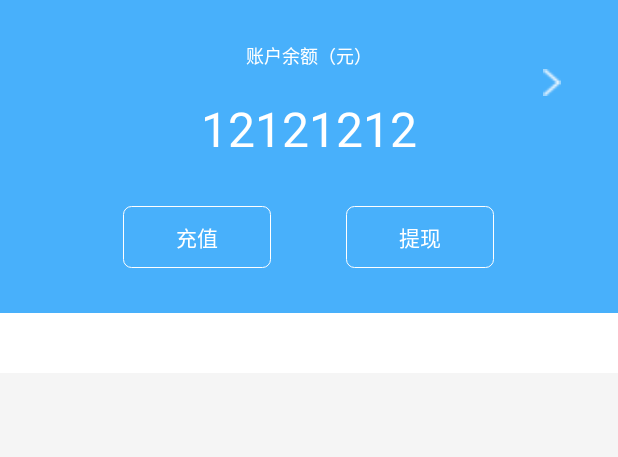
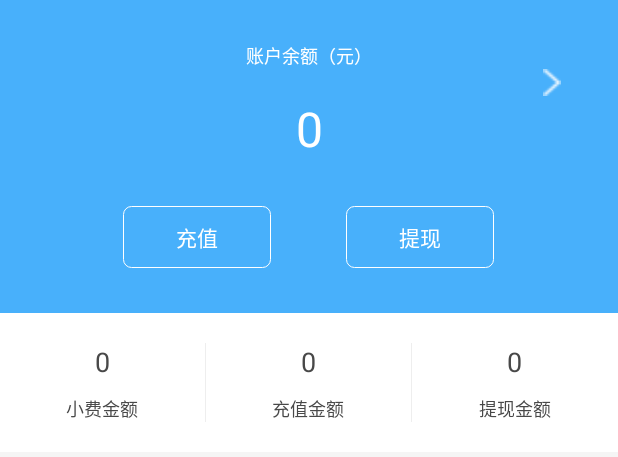
Before and after one commit to ibisTime/xn-h2h-candroid, an Android app: the layout activity_my_account.xml on its own in the app's theme, with its tools: preview values and no code run, on a phone screen of 412 x 824 dp. Shown: the top 457 px of the screen. Run offline under Robolectric (Android 15) with nearby library versions, the phone set to English and light mode, and no system bars.

Commit message:
晚上添加地址功能 新增我的账户余额界面

```diff
--- a/app/src/main/AndroidManifest.xml
+++ b/app/src/main/AndroidManifest.xml
@@ -128,6 +128,11 @@
             android:name=".module.user.info.AddAddressActivity"
             android:screenOrientation="portrait"
             android:windowSoftInputMode="adjustPan" />
+        <!--我的账户余额-->
+        <activity
+            android:name=".module.user.account.MyAccountActivity"
+            android:screenOrientation="portrait"
+            android:windowSoftInputMode="adjustPan" />
 
     </application>
 
--- a/app/src/main/java/com/cdkj/h2hwtw/adapters/AddressListAdapter.java
+++ b/app/src/main/java/com/cdkj/h2hwtw/adapters/AddressListAdapter.java
@@ -37,7 +37,7 @@ public class AddressListAdapter extends BaseQuickAdapter<AddressModel, BaseViewH
         ImageView imgChoose = viewHolder.getView(R.id.img_choose);
 
 
-        if ("1".equals(item.getIsDefault())) {
+        if (item.isDefaultAddress()) {
             imgChoose.setBackgroundResource(R.drawable.check_on);
         } else {
             imgChoose.setBackgroundResource(R.drawable.check_off);
--- a/app/src/main/java/com/cdkj/h2hwtw/model/AddressModel.java
+++ b/app/src/main/java/com/cdkj/h2hwtw/model/AddressModel.java
@@ -2,6 +2,7 @@ package com.cdkj.h2hwtw.model;
 
 import android.os.Parcel;
 import android.os.Parcelable;
+import android.text.TextUtils;
 
 /**收货地址
  * Created by 李先俊 on 2017/6/17.
@@ -86,6 +87,9 @@ public class AddressModel implements Parcelable {
     public String getIsDefault() {
         return isDefault;
     }
+   public Boolean isDefaultAddress() {
+        return TextUtils.equals("1",isDefault);
+    }
 
     public void setIsDefault(String isDefault) {
         this.isDefault = isDefault;
--- a/app/src/main/java/com/cdkj/h2hwtw/module/user/info/SettingActivity.java
+++ b/app/src/main/java/com/cdkj/h2hwtw/module/user/info/SettingActivity.java
@@ -179,8 +179,8 @@ public class SettingActivity extends AbsBaseLoadActivity {
     private void logOut() {
         SPUtilHelpr.logOutClear();
         EventBus.getDefault().post(EventTags.MAINFINISH);
+        EventBus.getDefault().post(EventTags.AllFINISH);
         LoginActivity.open(this, true);
-        EventBus.getDefault().post(EventTags.AllFINISH);
         finish();
     }
 
--- a/app/src/main/res/layout/activity_my_account.xml
+++ b/app/src/main/res/layout/activity_my_account.xml
@@ -39,9 +39,9 @@
                 android:ellipsize="end"
                 android:gravity="center"
                 android:singleLine="true"
+                android:text="0"
                 android:textColor="@color/white"
-                android:textSize="32sp"
-                tools:text="12121212" />
+                android:textSize="32sp" />
 
             <LinearLayout
                 android:layout_width="match_parent"
@@ -67,13 +67,92 @@
         </LinearLayout>
 
         <LinearLayout
-            android:orientation="horizontal"
             android:layout_width="match_parent"
             android:layout_height="wrap_content"
             android:background="@color/white"
+            android:orientation="horizontal"
             android:paddingBottom="20dp"
-            android:paddingTop="20dp">
+            android:paddingTop="20dp"
+            android:weightSum="3">
 
+            <LinearLayout
+                android:layout_width="0dp"
+                android:layout_height="wrap_content"
+                android:layout_weight="1"
+                android:gravity="center"
+                android:orientation="vertical">
+
+                <TextView
+                    style="@style/text_black"
+                    android:layout_marginLeft="5dp"
+                    android:layout_marginRight="5dp"
+                    android:ellipsize="end"
+                    android:maxLines="1"
+                    android:text="0"
+                    android:textSize="18sp" />
+
+                <TextView
+                    style="@style/text_black"
+                    android:layout_marginTop="10dp"
+                    android:text="小费金额"
+                    android:textSize="12sp" />
+
+
+            </LinearLayout>
+
+            <View style="@style/vine_gray" />
+
+            <LinearLayout
+                android:layout_width="0dp"
+                android:layout_height="wrap_content"
+                android:layout_weight="1"
+                android:gravity="center"
+                android:orientation="vertical">
+
+                <TextView
+                    style="@style/text_black"
+                    android:layout_marginLeft="5dp"
+                    android:layout_marginRight="5dp"
+                    android:ellipsize="end"
+                    android:maxLines="1"
+                    android:text="0"
+                    android:textSize="18sp" />
+
+                <TextView
+                    style="@style/text_black"
+                    android:layout_marginTop="10dp"
+                    android:text="充值金额"
+                    android:textSize="12sp" />
+
+
+            </LinearLayout>
+
+            <View style="@style/vine_gray" />
+
+            <LinearLayout
+                android:layout_width="0dp"
+                android:layout_height="wrap_content"
+                android:layout_weight="1"
+                android:gravity="center"
+                android:orientation="vertical">
+
+                <TextView
+                    style="@style/text_black"
+                    android:layout_marginLeft="5dp"
+                    android:layout_marginRight="5dp"
+                    android:ellipsize="end"
+                    android:maxLines="1"
+                    android:text="0"
+                    android:textSize="18sp" />
+
+                <TextView
+                    style="@style/text_black"
+                    android:layout_marginTop="10dp"
+                    android:text="提现金额"
+                    android:textSize="12sp" />
+
+
+            </LinearLayout>
 
 
         </LinearLayout>
--- a/app/src/main/res/layout/fragment_my.xml
+++ b/app/src/main/res/layout/fragment_my.xml
@@ -141,10 +141,11 @@
                 android:weightSum="2">
 
                 <LinearLayout
+                    android:id="@+id/layout_myaccount"
                     android:layout_width="0dp"
                     android:layout_height="match_parent"
                     android:layout_weight="1"
-                    android:background="@color/white"
+                    android:background="@drawable/selector_gray"
                     android:gravity="center"
                     android:weightSum="2">
 
--- a/app/src/main/res/values/styles.xml
+++ b/app/src/main/res/values/styles.xml
@@ -48,7 +48,7 @@
         <item name="android:background">@null</item>
         <item name="android:textColor">@color/text_black_app</item>
         <item name="android:textColorHint">@color/text_hint_app</item>
-        <item name="android:maxLength">1</item>
+        <item name="android:maxLines">1</item>
     </style>
 
     <style name="check_box">
--- a/cdcommon/src/main/java/com/cdkj/baselibrary/appmanager/EventTags.java
+++ b/cdcommon/src/main/java/com/cdkj/baselibrary/appmanager/EventTags.java
@@ -19,4 +19,7 @@ public class EventTags {
     //登录成功
     public final static String LOGINREFRESH = "6";
 
+
+    public final static String ADDRESSUPDATE = "7";
+
 }
--- a/cdcommon/src/main/java/com/cdkj/baselibrary/base/AbsBaseLoadActivity.java
+++ b/cdcommon/src/main/java/com/cdkj/baselibrary/base/AbsBaseLoadActivity.java
@@ -93,11 +93,12 @@ public abstract class AbsBaseLoadActivity extends BaseActivity {
         mBaseBinding.titleView.setRightTitleColor(R.color.text_black_app);
         mBaseBinding.titleView.setMidTitleColor(R.color.text_black_app);
         mBaseBinding.titleView.setLeftImg(R.drawable.back_black);
-
 //        if (canLoadTopTitleView()) {
 //            UIStatusBarHelper.setStatusBarLightMode(this); // 沉浸式状态栏
 //        }
     }
 
 
+
+
 }
```
Also changed, not shown: app/src/main/java/com/cdkj/h2hwtw/MainActivity.java (+26 -25 lines), app/src/main/java/com/cdkj/h2hwtw/module/user/account/MyAccountActivity.java (added, +41 -0 lines), app/src/main/java/com/cdkj/h2hwtw/module/user/fragments/MyFragment.java (+10 -2 lines), app/src/main/java/com/cdkj/h2hwtw/module/user/info/AddAddressActivity.java (+11 -6 lines), app/src/main/java/com/cdkj/h2hwtw/module/user/info/AddressListActivity.java (+12 -3 lines), cdcommon/src/main/java/com/cdkj/baselibrary/activitys/BackCardListActivity.java (+7 -6 lines).
